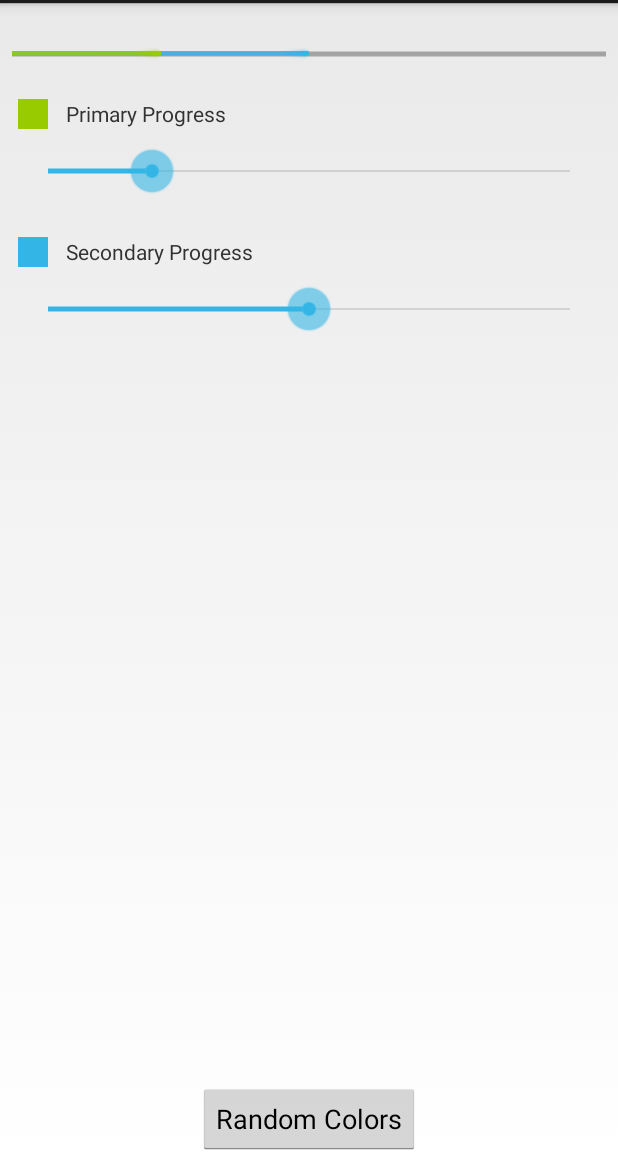
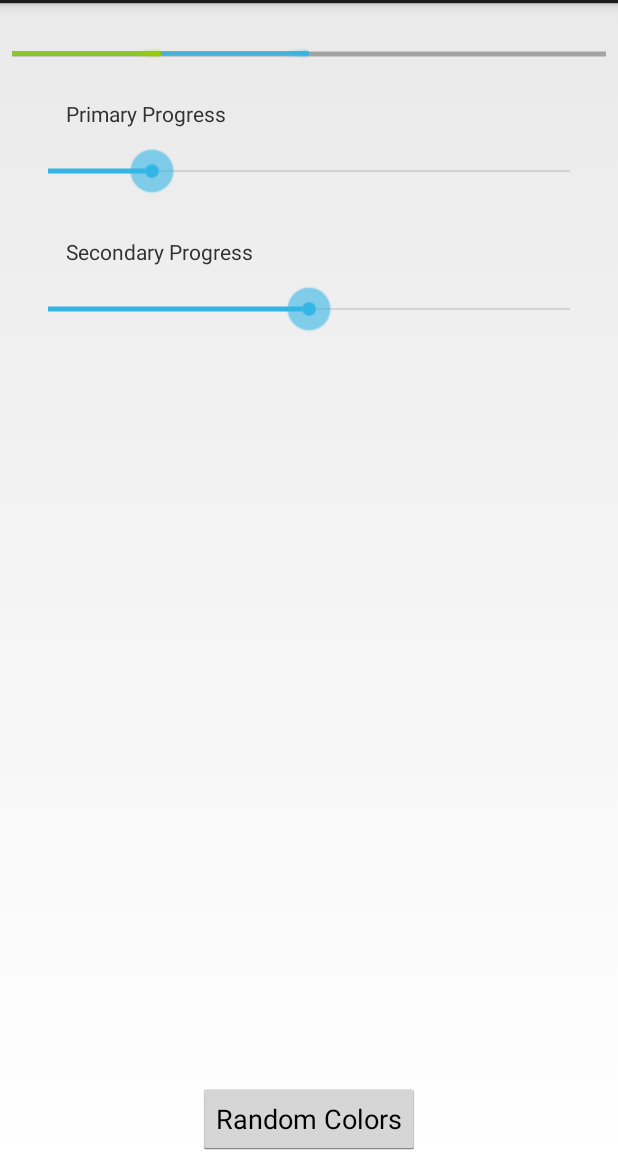
Before and after one commit to ndorigatti/MultiColorProgressBar, an Android app: the layout activity_main.xml on its own in the app's theme, with its tools: preview values and no code run, on a phone screen of 412 x 824 dp, the part 69-1236 px from its top. Run offline under Robolectric (Android 15) with nearby library versions, the phone set to English and light mode, and no system bars.

Commit message:
Updated snapshot to 0.1.1 in order to support retaining values and color on rotate.

```diff
--- a/appDemo/build.gradle
+++ b/appDemo/build.gradle
@@ -1,10 +1,10 @@
-apply plugin: 'android'
+apply plugin: 'com.android.application'
 
 android {
     compileSdkVersion rootProject.ext.compileSdkVersion
     buildToolsVersion rootProject.ext.buildToolsVersion
     defaultConfig {
-        minSdkVersion 11
+        minSdkVersion 14
         targetSdkVersion 19
         versionName project.VERSION_NAME
         versionCode Integer.parseInt(project.VERSION_CODE)
--- a/appDemo/src/main/res/layout/activity_main.xml
+++ b/appDemo/src/main/res/layout/activity_main.xml
@@ -15,8 +15,7 @@
             nick:mcp_progress="25"
             nick:mcp_progressColor="@color/initial_progress_color"
             nick:mcp_secondaryProgressColor="@color/initial_secondaryprogress_color"
-        nick:mcp_max="100"
-        style="@style/MulticolorProgressBarStyle"/>
+            nick:mcp_max="100"/>
 
     <LinearLayout
             android:id="@+id/prim_ll"
@@ -34,7 +33,6 @@
                 android:layout_height="28dp"
                 android:layout_width="28dp"
                 android:padding="4dp"
-            android:src="@color/initial_progress_color"
                 android:layout_gravity="center_vertical|center_horizontal"/>
 
         <TextView
@@ -76,7 +74,6 @@
                 android:layout_height="28dp"
                 android:layout_width="28dp"
                 android:padding="4dp"
-            android:src="@color/initial_secondaryprogress_color"
                 android:layout_gravity="center_vertical|center_horizontal"/>
 
         <TextView
--- a/appDemo/src/main/res/values/styles.xml
+++ b/appDemo/src/main/res/values/styles.xml
@@ -3,7 +3,6 @@
     <!-- Base application theme. -->
     <style name="AppTheme" parent="android:Theme.Holo.Light.DarkActionBar">
         <!-- Customize your theme here. -->
-        <item name="multicolorProgressBarStyle">@style/MulticolorProgressBarStyle</item>
     </style>
 
 
--- a/gradle.properties
+++ b/gradle.properties
@@ -17,8 +17,8 @@
 # http://www.gradle.org/docs/current/userguide/multi_project_builds.html#sec:decoupled_projects
 # org.gradle.parallel=true
 
-VERSION_NAME=0.1-SNAPSHOT
-VERSION_CODE=1
+VERSION_NAME=0.1.1-SNAPSHOT
+VERSION_CODE=2
 GROUP=com.github.ndorigatti.mcpb
 
 POM_DESCRIPTION=A simple android library for supporting multicolored progress bars, in which the lower value between primary and secondary is drawn on top of the other
--- a/library/build.gradle
+++ b/library/build.gradle
@@ -1,4 +1,4 @@
-apply plugin: 'android-library'
+apply plugin: 'com.android.library'
 
 android {
     compileSdkVersion rootProject.ext.compileSdkVersion
@@ -9,9 +9,7 @@ android {
         versionName project.VERSION_NAME
         versionCode Integer.parseInt(project.VERSION_CODE)
     }
-    android {
-        resourcePrefix 'mcp_'
-    }
+    resourcePrefix 'mcp_'
 }
 
 dependencies {
--- a/library/src/main/java/it/ndorigatti/android/view/MulticolorProgressBar.java
+++ b/library/src/main/java/it/ndorigatti/android/view/MulticolorProgressBar.java
@@ -33,120 +33,51 @@ import java.util.ArrayList;
 
 /**
  * <p>
- * Visual indicator of progress in some operation.  Displays a bar to the user
+ * Visual indicator of double progress in some operation.  Displays a bar to the user
  * representing how far the operation has progressed; the application can
  * change the amount of progress (modifying the length of the bar) as it moves
  * forward.  There is also a secondary progress displayable on a progress bar
- * which is useful for displaying intermediate progress, such as the buffer
- * level during a streaming playback progress bar.
+ * which is useful for displaying alternative progress, such as download/upload in P2P applications.
+ * The secondary progress is drawn on top of the primary whenever it is less than the primary progress.
+ * If they are the same value, primary progress takes the precedence.
  * </p>
+ * <p/> *
  * <p/>
- * <p>
- * A progress bar can also be made indeterminate. In indeterminate mode, the
- * progress bar shows a cyclic animation without an indication of progress. This mode is used by
- * applications when the length of the task is unknown. The indeterminate progress bar can be either
- * a spinning wheel or a horizontal bar.
- * </p>
- * <p/>
- * <p>The following code example shows how a progress bar can be used from
- * a worker thread to update the user interface to notify the user of progress:
- * </p>
- * <p/>
- * <pre>
- * public class MyActivity extends Activity {
- *     private static final int PROGRESS = 0x1;
- *
- *     private ProgressBar mProgress;
- *     private int mProgressStatus = 0;
- *
- *     private Handler mHandler = new Handler();
- *
- *     protected void onCreate(Bundle icicle) {
- *         super.onCreate(icicle);
- *
- *         setContentView(R.layout.progressbar_activity);
- *
- *         mProgress = (ProgressBar) findViewById(R.id.progress_bar);
- *
- *         // Start lengthy operation in a background thread
- *         new Thread(new Runnable() {
- *             public void run() {
- *                 while (mProgressStatus &lt; 100) {
- *                     mProgressStatus = doWork();
- *
- *                     // Update the progress bar
- *                     mHandler.post(new Runnable() {
- *                         public void run() {
- *                             mProgress.setProgress(mProgressStatus);
- *                         }
- *                     });
- *                 }
- *             }
- *         }).start();
- *     }
- * }</pre>
- *
- * <p>To add a progress bar to a layout file, you can use the {@code &lt;ProgressBar&gt;} element.
- * By default, the progress bar is a spinning wheel (an indeterminate indicator). To change to a
- * horizontal progress bar, apply the {@link android.R.style#Widget_ProgressBar_Horizontal
- * Widget.ProgressBar.Horizontal} style, like so:</p>
+ *  *
+ * <p>To add a progress bar to a layout file, you can use the {@code &lt;MultiColorProgressBar&gt;} element.
+ * By default, the progress bar is coloured of blue/green colors. To change progress colors,
+ * call the {@link #setProgressColor(int)} and {@link #setSecondaryProgressColor(int)}, like so:</p>
  *
  * <pre>
- * &lt;ProgressBar
- *     style="@android:style/Widget.ProgressBar.Horizontal"
- *     ... /&gt;</pre>
+ * MulticolorProgressBar mcpb = ...
+ *     mcpb.setProgressColor(Color.RED);
+ *     mcpb.setSecondaryProgressColor(getResources().getColor(android.R.color.holo_blue_dark));
+ *     ... </pre>
  *
- * <p>If you will use the progress bar to show real progress, you must use the horizontal bar. You
- * can then increment the  progress with {@link #incrementProgressBy incrementProgressBy()} or
- * {@link #setProgress setProgress()}. By default, the progress bar is full when it reaches 100. If
+ * <p>You can then increment the  progress with {@link #incrementProgressBy(int)} or
+ * {@link #setProgress(int)}. By default, the progress bar is full when it reaches 100. If
  * necessary, you can adjust the maximum value (the value for a full bar) using the {@link
- * R.styleable#BaseProgressBar_max android:max} attribute. Other attributes available are listed
+ * R.styleable#MulticolorProgressBar_mcp_max mcpb:max} attribute. Other attributes available are listed
  * below.</p>
  *
- * <p>Another common style to apply to the progress bar is {@link
- * android.R.style#Widget_ProgressBar_Small Widget.ProgressBar.Small}, which shows a smaller
- * version of the spinning wheel&mdash;useful when waiting for content to load.
- * For example, you can insert this kind of progress bar into your default layout for
- * a view that will be populated by some content fetched from the Internet&mdash;the spinning wheel
- * appears immediately and when your application receives the content, it replaces the progress bar
- * with the loaded content. For example:</p>
- *
- * <pre>
- * &lt;LinearLayout
- *     android:orientation="horizontal"
- *     ... &gt;
- *     &lt;ProgressBar
- *         android:layout_width="wrap_content"
- *         android:layout_height="wrap_content"
- *         style="@android:style/Widget.ProgressBar.Small"
- *         android:layout_marginRight="5dp" /&gt;
- *     &lt;TextView
- *         android:layout_width="wrap_content"
- *         android:layout_height="wrap_content"
- *         android:text="@string/loading" /&gt;
- * &lt;/LinearLayout&gt;</pre>
- *
- * <p>Other progress bar styles provided by the system include:</p>
- * <ul>
- * <li>{@link android.R.style#Widget_ProgressBar_Horizontal Widget.ProgressBar.Horizontal}</li>
- * </ul>
- * <p>The "inverse" styles provide an inverse color scheme for the spinner, which may be necessary
- * if your application uses a light colored theme (a white background).</p>
  *
  * <p><strong>XML attributes</b></strong>
  * <p>
- * See {@link R.styleable#BaseProgressBar BaseProgressBar Attributes},
+ * See {@link R.styleable#MulticolorProgressBar MulticolorProgressBar Attributes},
  * {@link View View Attributes}
  * </p>
  *
- * @attr ref R.styleable#BaseProgressBar_max
- * @attr ref R.styleable#BaseProgressBar_maxHeight
- * @attr ref R.styleable#BaseProgressBar_maxWidth
- * @attr ref R.styleable#BaseProgressBar_minHeight
- * @attr ref R.styleable#BaseProgressBar_minWidth
- * @attr ref R.styleable#BaseProgressBar_progress
- * @attr ref R.styleable#BaseProgressBar_progressDrawable
- * @attr ref R.styleable#BaseProgressBar_secondaryProgress
+ * @attr ref R.styleable#MulticolorProgressBar_mcp_max
+ * @attr ref R.styleable#MulticolorProgressBar_mcp_maxHeight
+ * @attr ref R.styleable#MulticolorProgressBar_mcp_maxWidth
+ * @attr ref R.styleable#MulticolorProgressBar_mcp_minHeight
+ * @attr ref R.styleable#MulticolorProgressBar_mcp_minWidth
+ * @attr ref R.styleable#MulticolorProgressBar_mcp_progress
+ * @attr ref R.styleable#MulticolorProgressBar_mcp_progressColor
+ * @attr ref R.styleable#MulticolorProgressBar_mcp_straightProgressDrawable
+ * @attr ref R.styleable#MulticolorProgressBar_mcp_secondaryProgress
+ * @attr ref R.styleable#MulticolorProgressBar_mcp_secondaryProgressColor
+ * @attr ref R.styleable#MulticolorProgressBar_mcp_reversedProgressDrawable
  */
 public class MulticolorProgressBar extends View {
     private static final int MAX_LEVEL = 10000;
@@ -185,7 +116,7 @@ public class MulticolorProgressBar extends View {
     }
 
     public MulticolorProgressBar(Context context, AttributeSet attrs, int defStyle) {
-        this(context, attrs, defStyle, 0);
+        this(context, attrs, defStyle, R.style.MulticolorProgressBarStyle);
     }
 
     /**
@@ -232,6 +163,7 @@ public class MulticolorProgressBar extends View {
     }
 
     /**
+     * Set color for the two drawables
      * @param firstColor
      * @param secondColor
      */
@@ -241,6 +173,7 @@ public class MulticolorProgressBar extends View {
     }
 
     /**
+     * Update the progress colors
      * @param id
      * @param color
      */
@@ -689,6 +622,8 @@ public class MulticolorProgressBar extends View {
 
         setProgress(ss.progress);
         setSecondaryProgress(ss.secondaryProgress);
+        setProgressColor(ss.progressColor);
+        setSecondaryProgressColor(ss.secondaryProgressColor);
     }
 
     @Override
```
Also changed, not shown: appDemo/src/main/java/it/ndorigatti/mcp/app/MainActivity.java (+31 -15 lines), 1 other file. Lines whose indentation alone changed are shown as unchanged.
